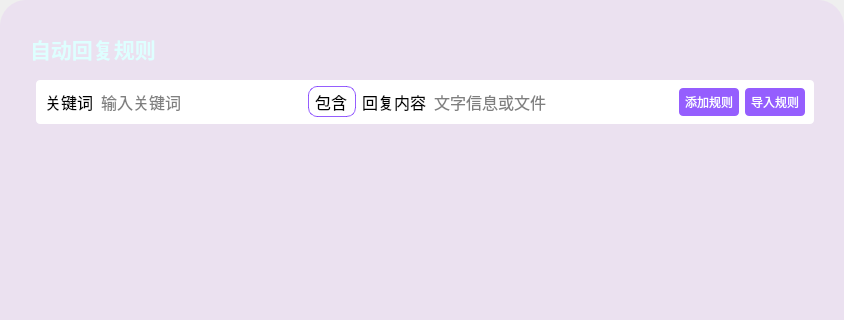
First picture: the form in UI_Reply.ui, repository YangShengzhou03/LeafAutoFly, before the edit; both pictures show x 0 to 844 and y 0 to 320 of the 844 by 498 pixel window.
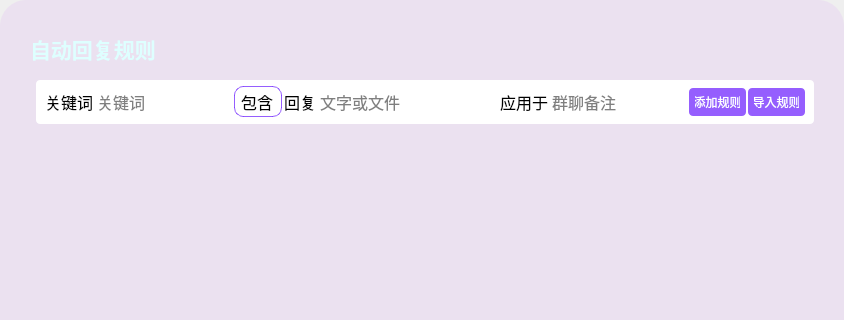
Second picture: the form after the edit. Icons and pictures are not drawn.

Diff of the .ui file:
```diff
--- a/UI_Reply.ui
+++ b/UI_Reply.ui
@@ -178,9 +178,9 @@
                      <string notr="true">border-radius: 4px;
 background:rgb(255, 255, 255);</string>
                     </property>
-                    <layout class="QHBoxLayout" name="horizontalLayout_17" stretch="0,0,0,0,0,0,0,0">
+                    <layout class="QHBoxLayout" name="horizontalLayout_17" stretch="0,0,0,0,0,0,0,0,0,0">
                      <property name="spacing">
-                      <number>6</number>
+                      <number>2</number>
                      </property>
                      <property name="leftMargin">
                       <number>9</number>
@@ -215,7 +215,7 @@
                       <widget class="QLineEdit" name="KeyWord_lineEdit">
                        <property name="minimumSize">
                         <size>
-                         <width>145</width>
+                         <width>116</width>
                          <height>0</height>
                         </size>
                        </property>
@@ -231,7 +231,7 @@
 border-radius: 0px;</string>
                        </property>
                        <property name="placeholderText">
-                        <string>输入关键词</string>
+                        <string>关键词</string>
                        </property>
                       </widget>
                      </item>
@@ -308,7 +308,7 @@
 background:rgba(0, 0, 0, 0);</string>
                        </property>
                        <property name="text">
-                        <string>回复内容</string>
+                        <string>回复</string>
                        </property>
                       </widget>
                      </item>
@@ -316,7 +316,7 @@
                       <widget class="QLineEdit" name="Reply_lineEdit">
                        <property name="minimumSize">
                         <size>
-                         <width>188</width>
+                         <width>146</width>
                          <height>0</height>
                         </size>
                        </property>
@@ -332,7 +332,7 @@
 border-radius: 0px;</string>
                        </property>
                        <property name="placeholderText">
-                        <string>文字信息或文件</string>
+                        <string>文字或文件</string>
                        </property>
                       </widget>
                      </item>
@@ -373,6 +373,47 @@
                        </property>
                       </widget>
                      </item>
+                     <item>
+                      <widget class="QLabel" name="label_19">
+                       <property name="font">
+                        <font>
+                         <family>微软雅黑 Light</family>
+                         <pointsize>12</pointsize>
+                        </font>
+                       </property>
+                       <property name="styleSheet">
+                        <string notr="true">color:rgb(0, 0, 0);
+background:rgba(0, 0, 0, 0);</string>
+                       </property>
+                       <property name="text">
+                        <string>应用于</string>
+                       </property>
+                      </widget>
+                     </item>
+                     <item>
+                      <widget class="QLineEdit" name="Apply_lineEdit">
+                       <property name="minimumSize">
+                        <size>
+                         <width>100</width>
+                         <height>0</height>
+                        </size>
+                       </property>
+                       <property name="font">
+                        <font>
+                         <family>微软雅黑 Light</family>
+                         <pointsize>12</pointsize>
+                        </font>
+                       </property>
+                       <property name="styleSheet">
+                        <string notr="true">color:rgb(0, 0, 0);
+background:rgb(255, 255, 255);
+border-radius: 0px;</string>
+                       </property>
+                       <property name="placeholderText">
+                        <string>群聊备注</string>
+                       </property>
+                      </widget>
+                     </item>
                      <item>
                       <widget class="QPushButton" name="pushButton_add">
                        <property name="minimumSize">
```
Left out of the diff: 5 changed lines with no effect on the pictures.
